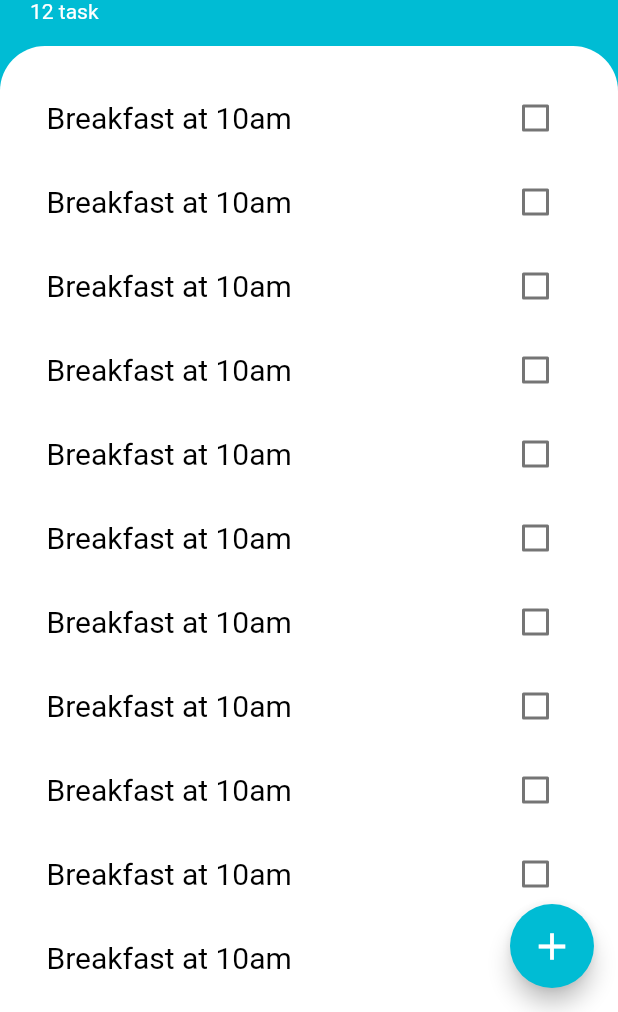
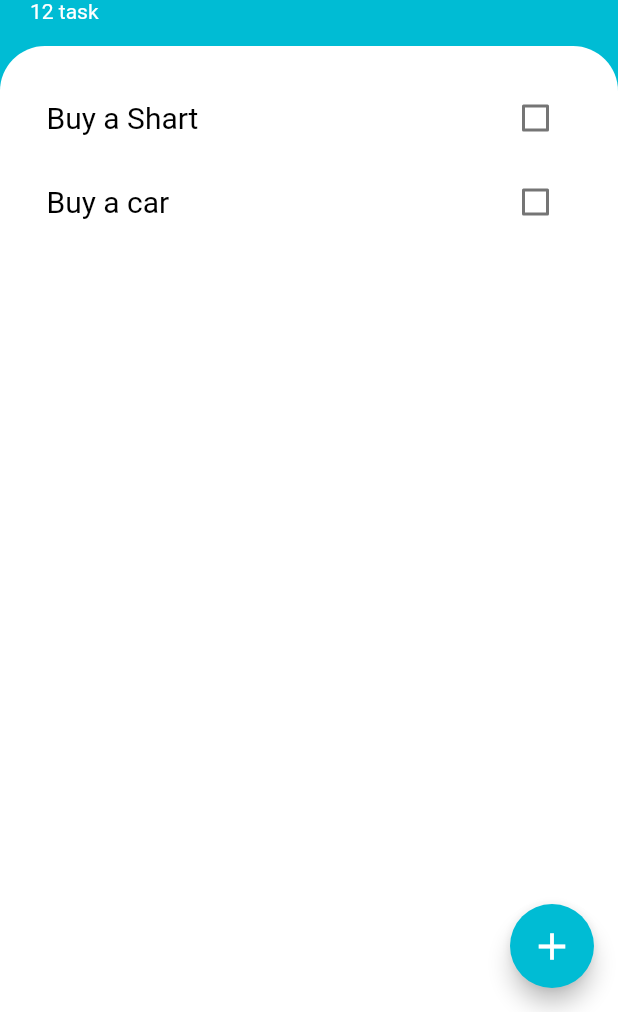
Before and after one commit to hadiuzzaman524/TODO-List, a Flutter app: the screen it shows after launch, on a phone screen of 412 x 824 dp, the part 224-1236 px from its top. Run offline on Flutter 3.47's test engine with Material 2 defaults, Android fonts, the phone set to English and light mode, and no system bars.

Commit message:
learn about ListView.builder and make list as dynamic task

```diff
--- a/lib/design.dart
+++ b/lib/design.dart
@@ -1,4 +1,5 @@
 import 'package:flutter/material.dart';
+import 'package:to_do_list/list_view_item.dart';
 import 'list_item.dart';
 
 class ToDoBottomDesign extends StatelessWidget {
@@ -13,28 +14,11 @@ class ToDoBottomDesign extends StatelessWidget {
             topRight: Radius.circular(30.0),
           ),
         ),
-          child: Container(
-            margin: EdgeInsets.only(top: 20.0),
-            child: ListView(
-              children: [
-                ToDoItem(),
-                ToDoItem(),
-                ToDoItem(),
-                ToDoItem(),
-                ToDoItem(),
-                ToDoItem(),
-                ToDoItem(),
-                ToDoItem(),
-                ToDoItem(),
-                ToDoItem(),
-                ToDoItem(),
-              ],
+        child: ListViewItem(),
       ),
-          )),
     );
   }
 }
-
 
 class ToDoTopBarDesign extends StatelessWidget {
   @override
--- a/lib/list_item.dart
+++ b/lib/list_item.dart
@@ -1,12 +1,11 @@
 import 'package:flutter/material.dart';
 
-class ToDoItem extends StatefulWidget {
-  @override
-  _ToDoItemState createState() => _ToDoItemState();
-}
+class ToDoItem extends StatelessWidget {
 
-class _ToDoItemState extends State<ToDoItem> {
-  bool isChecked = false;
+  final isChecked;
+  final Function callBack;
+  final title;
+  ToDoItem({this.title,this.isChecked,this.callBack});
 
   @override
   Widget build(BuildContext context) {
@@ -14,7 +13,7 @@ class _ToDoItemState extends State<ToDoItem> {
       padding: const EdgeInsets.symmetric(horizontal: 15.0),
       child: ListTile(
         leading: Text(
-          'Breakfast at 10am',
+          title,
           style: TextStyle(
             fontWeight: FontWeight.normal,
             decoration: isChecked? TextDecoration.lineThrough:null,
@@ -22,32 +21,13 @@ class _ToDoItemState extends State<ToDoItem> {
             color: Colors.black,
           ),
         ),
-        trailing: CheckBoxItem(
-          isChecked: isChecked,
-          stateChange: (newValue){
-            setState(() {
-              isChecked=newValue;
-            });
-          },
+        trailing:  Checkbox(
+          activeColor: Colors.cyan,
+          value: isChecked, //isChecked,
+          //Callback to stateChange
+          onChanged: callBack,
         ),
       ),
     );
   }
 }
-
-class CheckBoxItem extends StatelessWidget {
-  final isChecked;
-  final Function stateChange;
-
-  CheckBoxItem({@required this.isChecked, @required this.stateChange});
-
-  @override
-  Widget build(BuildContext context) {
-    return Checkbox(
-      activeColor: Colors.cyan,
-      value: isChecked, //isChecked,
-      //Callback to stateChange
-      onChanged: stateChange,
-    );
-  }
-}
--- /dev/null
+++ b/lib/list_view_item.dart
@@ -0,0 +1,35 @@
+import 'package:flutter/material.dart';
+import 'package:to_do_list/togle_check.dart';
+import 'list_item.dart';
+
+class ListViewItem extends StatefulWidget {
+  @override
+  _ListViewItemState createState() => _ListViewItemState();
+}
+
+class _ListViewItemState extends State<ListViewItem> {
+  List<Toggle> itemList = [
+    Toggle(title: 'Buy a Shart'),
+    Toggle(title: 'Buy a car'),
+  ];
+
+  @override
+  Widget build(BuildContext context) {
+    return Container(
+      margin: EdgeInsets.only(top: 20.0),
+      child: ListView.builder(
+        itemBuilder: (context, index) {
+        return ToDoItem(
+              title: itemList[index].title,
+              isChecked: itemList[index].isCheck,
+              callBack: (value) {
+                setState(() {
+                  itemList[index].toggleCheck();
+                });
+              });
+        },
+        itemCount: itemList.length,
+      ),
+    );
+  }
+}
--- /dev/null
+++ b/lib/togle_check.dart
@@ -0,0 +1,15 @@
+import 'package:flutter/cupertino.dart';
+
+class Toggle{
+
+  String title;
+  bool isCheck;
+
+  Toggle({@required this.title, this.isCheck=false});
+
+  toggleCheck(){
+    isCheck=!isCheck;
+  }
+
+
+}
```
Lines whose indentation alone changed are shown as unchanged.
